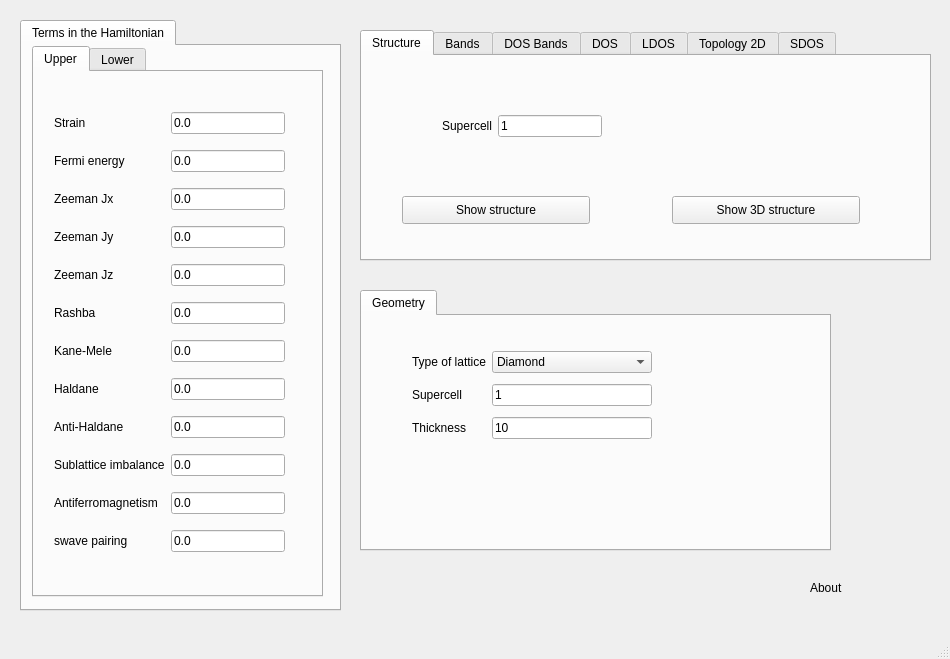
First picture: the form in development/interface-pyqt/hybridfilm/interface.ui, repository joselado/quantum-honeycomp, before the edit.
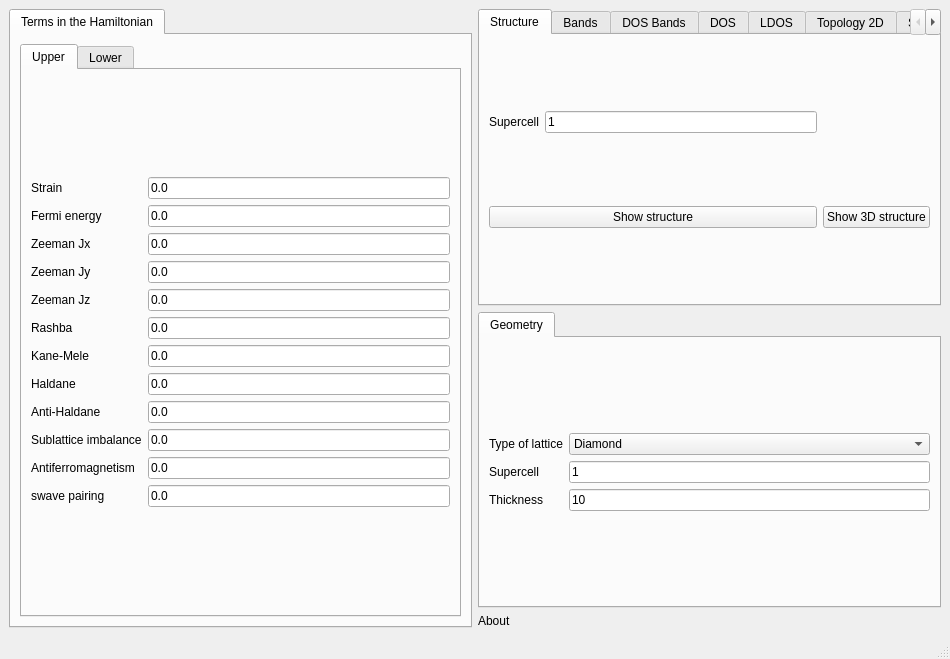
Second picture: the form after the edit.

What changed in the file:
```diff
--- a/development/interface-pyqt/hybridfilm/interface.ui
+++ b/development/interface-pyqt/hybridfilm/interface.ui
@@ -10,112 +10,19 @@
     <height>659</height>
    </rect>
   </property>
+  <property name="minimumSize">
+   <size>
+    <width>950</width>
+    <height>659</height>
+   </size>
+  </property>
   <property name="windowTitle">
    <string>2D heterostructure</string>
   </property>
   <widget class="QWidget" name="centralwidget">
-   <widget class="QTabWidget" name="tabWidget">
-    <property name="geometry">
-     <rect>
-      <x>360</x>
-      <y>290</y>
-      <width>471</width>
-      <height>261</height>
-     </rect>
-    </property>
-    <property name="currentIndex">
-     <number>0</number>
-    </property>
-    <property name="documentMode">
-     <bool>false</bool>
-    </property>
-    <property name="tabsClosable">
-     <bool>false</bool>
-    </property>
-    <property name="movable">
-     <bool>false</bool>
-    </property>
-    <widget class="QWidget" name="tab_2">
-     <attribute name="title">
-      <string>Geometry</string>
-     </attribute>
-     <widget class="QWidget" name="gridLayoutWidget_4">
-      <property name="geometry">
-       <rect>
-        <x>50</x>
-        <y>30</y>
-        <width>240</width>
-        <height>100</height>
-       </rect>
-      </property>
-      <layout class="QGridLayout" name="gridLayout_4">
-       <item row="1" column="1">
-        <widget class="QLineEdit" name="nsuper">
-         <property name="text">
-          <string>1</string>
-         </property>
-        </widget>
-       </item>
-       <item row="1" column="0">
-        <widget class="QLabel" name="label_6">
-         <property name="text">
-          <string>Supercell</string>
-         </property>
-        </widget>
-       </item>
-       <item row="0" column="0">
-        <widget class="QLabel" name="label_8">
-         <property name="text">
-          <string>Type of lattice</string>
-         </property>
-        </widget>
-       </item>
-       <item row="0" column="1">
-        <widget class="QComboBox" name="lattice">
-         <item>
-          <property name="text">
-           <string>Diamond</string>
-          </property>
-         </item>
-         <item>
-          <property name="text">
-           <string>Cubic</string>
-          </property>
-         </item>
-         <item>
-          <property name="text">
-           <string>Pyrochlore</string>
-          </property>
-         </item>
-        </widget>
-       </item>
-       <item row="2" column="1">
-        <widget class="QLineEdit" name="thickness">
-         <property name="text">
-          <string>10</string>
-         </property>
-        </widget>
-       </item>
-       <item row="2" column="0">
-        <widget class="QLabel" name="label_43">
-         <property name="text">
-          <string>Thickness</string>
-         </property>
-        </widget>
-       </item>
-      </layout>
-     </widget>
-    </widget>
-   </widget>
+   <layout class="QGridLayout" name="gridLayout_12">
+    <item row="0" column="0" rowspan="3">
    <widget class="QTabWidget" name="tabWidget_2">
-    <property name="geometry">
-     <rect>
-      <x>20</x>
-      <y>20</y>
-      <width>321</width>
-      <height>591</height>
-     </rect>
-    </property>
     <property name="currentIndex">
      <number>0</number>
     </property>
@@ -123,15 +30,9 @@
      <attribute name="title">
       <string>Terms in the Hamiltonian</string>
      </attribute>
+       <layout class="QGridLayout" name="gridLayout_15">
+        <item row="0" column="0">
      <widget class="QTabWidget" name="tabWidget_4">
-      <property name="geometry">
-       <rect>
-        <x>10</x>
-        <y>0</y>
-        <width>291</width>
-        <height>551</height>
-       </rect>
-      </property>
       <property name="currentIndex">
        <number>0</number>
       </property>
@@ -139,15 +40,8 @@
        <attribute name="title">
         <string>Upper</string>
        </attribute>
-       <widget class="QWidget" name="gridLayoutWidget">
-        <property name="geometry">
-         <rect>
-          <x>20</x>
-          <y>30</y>
-          <width>231</width>
-          <height>464</height>
-         </rect>
-        </property>
+           <layout class="QGridLayout" name="gridLayout_17">
+            <item row="0" column="0">
         <layout class="QGridLayout" name="gridLayout">
          <item row="1" column="1">
           <widget class="QLineEdit" name="fermi">
@@ -321,21 +215,15 @@
           </widget>
          </item>
         </layout>
-       </widget>
+            </item>
+           </layout>
       </widget>
       <widget class="QWidget" name="tab_11">
        <attribute name="title">
         <string>Lower</string>
        </attribute>
-       <widget class="QWidget" name="gridLayoutWidget_10">
-        <property name="geometry">
-         <rect>
-          <x>20</x>
-          <y>30</y>
-          <width>231</width>
-          <height>464</height>
-         </rect>
-        </property>
+           <layout class="QGridLayout" name="gridLayout_16">
+            <item row="0" column="0">
         <layout class="QGridLayout" name="gridLayout_10">
          <item row="8" column="0">
           <widget class="QLabel" name="label_40">
@@ -509,20 +397,17 @@
           </widget>
          </item>
         </layout>
-       </widget>
-      </widget>
-     </widget>
-    </widget>
-   </widget>
+            </item>
+           </layout>
+          </widget>
+         </widget>
+        </item>
+       </layout>
+      </widget>
+     </widget>
+    </item>
+    <item row="0" column="1">
    <widget class="QTabWidget" name="tabWidget_3">
-    <property name="geometry">
-     <rect>
-      <x>360</x>
-      <y>30</y>
-      <width>571</width>
-      <height>231</height>
-     </rect>
-    </property>
     <property name="currentIndex">
      <number>0</number>
     </property>
@@ -530,28 +415,8 @@
      <attribute name="title">
       <string>Structure</string>
      </attribute>
-     <widget class="QPushButton" name="show_structure">
-      <property name="geometry">
-       <rect>
-        <x>40</x>
-        <y>140</y>
-        <width>188</width>
-        <height>28</height>
-       </rect>
-      </property>
-      <property name="text">
-       <string>Show structure</string>
-      </property>
-     </widget>
-     <widget class="QWidget" name="gridLayoutWidget_3">
-      <property name="geometry">
-       <rect>
-        <x>80</x>
-        <y>30</y>
-        <width>160</width>
-        <height>80</height>
-       </rect>
-      </property>
+       <layout class="QGridLayout" name="gridLayout_13">
+        <item row="0" column="0">
       <layout class="QGridLayout" name="gridLayout_3">
        <item row="0" column="0">
         <widget class="QLabel" name="label_7">
@@ -568,47 +433,36 @@
         </widget>
        </item>
       </layout>
-     </widget>
+        </item>
+        <item row="1" column="0">
+         <widget class="QPushButton" name="show_structure">
+          <property name="text">
+           <string>Show structure</string>
+          </property>
+         </widget>
+        </item>
+        <item row="1" column="1">
      <widget class="QPushButton" name="show_structure_3d">
-      <property name="geometry">
-       <rect>
-        <x>310</x>
-        <y>140</y>
-        <width>188</width>
-        <height>28</height>
-       </rect>
-      </property>
       <property name="text">
        <string>Show 3D structure</string>
       </property>
      </widget>
+        </item>
+       </layout>
     </widget>
     <widget class="QWidget" name="tab_5">
      <attribute name="title">
       <string>Bands</string>
      </attribute>
+       <layout class="QGridLayout" name="gridLayout_18">
+        <item row="0" column="0">
      <widget class="QPushButton" name="show_bands">
-      <property name="geometry">
-       <rect>
-        <x>20</x>
-        <y>30</y>
-        <width>188</width>
-        <height>28</height>
-       </rect>
-      </property>
       <property name="text">
        <string>Band structure</string>
       </property>
      </widget>
-     <widget class="QWidget" name="gridLayoutWidget_2">
-      <property name="geometry">
-       <rect>
-        <x>30</x>
-        <y>70</y>
-        <width>271</width>
-        <height>64</height>
-       </rect>
-      </property>
+        </item>
+        <item row="1" column="0">
       <layout class="QGridLayout" name="gridLayout_2">
        <item row="0" column="0">
         <widget class="QLabel" name="label_15">
@@ -674,37 +528,15 @@
         </widget>
        </item>
       </layout>
-     </widget>
+        </item>
+       </layout>
     </widget>
     <widget class="QWidget" name="tab_9">
      <attribute name="title">
       <string>DOS Bands</string>
      </attribute>
-     <widget class="QPushButton" name="show_dosbands">
-      <property name="geometry">
-       <rect>
-        <x>260</x>
-        <y>150</y>
-        <width>171</width>
-        <height>28</height>
-       </rect>
-      </property>
-      <property name="toolTip">
-       <string>This is equivalent to band structure calculation, but it can be applied for very large systems</string>
-      </property>
-      <property name="text">
-       <string>Show DOS Bands</string>
-      </property>
-     </widget>
-     <widget class="QWidget" name="gridLayoutWidget_11">
-      <property name="geometry">
-       <rect>
-        <x>30</x>
-        <y>20</y>
-        <width>201</width>
-        <height>176</height>
-       </rect>
-      </property>
+       <layout class="QGridLayout" name="gridLayout_19">
+        <item row="0" column="0">
       <layout class="QGridLayout" name="gridLayout_11">
        <item row="0" column="1">
         <widget class="QLineEdit" name="delta_kbands">
@@ -777,34 +609,32 @@
         </widget>
        </item>
       </layout>
-     </widget>
+        </item>
+        <item row="0" column="1">
+         <widget class="QPushButton" name="show_dosbands">
+          <property name="toolTip">
+           <string>This is equivalent to band structure calculation, but it can be applied for very large systems</string>
+          </property>
+          <property name="text">
+           <string>Show DOS Bands</string>
+          </property>
+         </widget>
+        </item>
+       </layout>
     </widget>
     <widget class="QWidget" name="tab_6">
      <attribute name="title">
       <string>DOS</string>
      </attribute>
+       <layout class="QGridLayout" name="gridLayout_20">
+        <item row="0" column="0">
      <widget class="QPushButton" name="show_dos">
-      <property name="geometry">
-       <rect>
-        <x>50</x>
-        <y>40</y>
-        <width>188</width>
-        <height>28</height>
-       </rect>
-      </property>
       <property name="text">
        <string>Density of states</string>
       </property>
      </widget>
-     <widget class="QWidget" name="gridLayoutWidget_5">
-      <property name="geometry">
-       <rect>
-        <x>60</x>
-        <y>87</y>
-        <width>211</width>
-        <height>81</height>
-       </rect>
-      </property>
+        </item>
+        <item row="1" column="0">
       <layout class="QGridLayout" name="gridLayout_5">
        <item row="0" column="0">
         <widget class="QLabel" name="label_16">
@@ -821,21 +651,15 @@
         </widget>
        </item>
       </layout>
-     </widget>
+        </item>
+       </layout>
     </widget>
     <widget class="QWidget" name="tab_7">
      <attribute name="title">
       <string>LDOS</string>
      </attribute>
-     <widget class="QWidget" name="gridLayoutWidget_6">
-      <property name="geometry">
-       <rect>
-        <x>20</x>
-        <y>20</y>
-        <width>291</width>
-        <height>140</height>
-       </rect>
-      </property>
+       <layout class="QGridLayout" name="gridLayout_21">
+        <item row="0" column="0">
       <layout class="QGridLayout" name="gridLayout_6">
        <item row="2" column="1">
         <widget class="QLineEdit" name="nk_ldos">
@@ -894,34 +718,40 @@
         </widget>
        </item>
       </layout>
-     </widget>
+        </item>
+        <item row="0" column="1">
      <widget class="QPushButton" name="show_ldos">
-      <property name="geometry">
-       <rect>
-        <x>370</x>
-        <y>100</y>
-        <width>121</width>
-        <height>28</height>
-       </rect>
-      </property>
       <property name="text">
        <string>Show LDOS</string>
       </property>
      </widget>
+        </item>
+       </layout>
     </widget>
     <widget class="QWidget" name="tab_10">
      <attribute name="title">
       <string>Topology 2D</string>
      </attribute>
-     <widget class="QWidget" name="gridLayoutWidget_7">
-      <property name="geometry">
-       <rect>
-        <x>290</x>
-        <y>40</y>
-        <width>165</width>
-        <height>132</height>
-       </rect>
-      </property>
+       <layout class="QGridLayout" name="gridLayout_22">
+        <item row="0" column="0">
+         <layout class="QGridLayout" name="gridLayout_8">
+          <item row="0" column="1">
+           <widget class="QLineEdit" name="nk_topology">
+            <property name="text">
+             <string>200</string>
+            </property>
+           </widget>
+          </item>
+          <item row="0" column="0">
+           <widget class="QLabel" name="label_19">
+            <property name="text">
+             <string># kpoints</string>
+            </property>
+           </widget>
+          </item>
+         </layout>
+        </item>
+        <item row="0" column="1">
       <layout class="QGridLayout" name="gridLayout_7">
        <item row="3" column="0">
         <widget class="QPushButton" name="show_chern">
@@ -955,47 +785,15 @@
         </widget>
        </item>
       </layout>
-     </widget>
-     <widget class="QWidget" name="gridLayoutWidget_8">
-      <property name="geometry">
-       <rect>
-        <x>30</x>
-        <y>30</y>
-        <width>160</width>
-        <height>80</height>
-       </rect>
-      </property>
-      <layout class="QGridLayout" name="gridLayout_8">
-       <item row="0" column="1">
-        <widget class="QLineEdit" name="nk_topology">
-         <property name="text">
-          <string>200</string>
-         </property>
-        </widget>
-       </item>
-       <item row="0" column="0">
-        <widget class="QLabel" name="label_19">
-         <property name="text">
-          <string># kpoints</string>
-         </property>
-        </widget>
-       </item>
-      </layout>
-     </widget>
+        </item>
+       </layout>
     </widget>
     <widget class="QWidget" name="tab">
      <attribute name="title">
       <string>SDOS</string>
      </attribute>
-     <widget class="QWidget" name="gridLayoutWidget_9">
-      <property name="geometry">
-       <rect>
-        <x>40</x>
-        <y>40</y>
-        <width>201</width>
-        <height>80</height>
-       </rect>
-      </property>
+       <layout class="QGridLayout" name="gridLayout_23">
+        <item row="0" column="0">
       <layout class="QGridLayout" name="gridLayout_9">
        <item row="0" column="1">
         <widget class="QLineEdit" name="ewindow_kdos">
@@ -1026,31 +824,101 @@
         </widget>
        </item>
       </layout>
-     </widget>
+        </item>
+        <item row="1" column="0">
      <widget class="QPushButton" name="show_kdos">
-      <property name="geometry">
-       <rect>
-        <x>50</x>
-        <y>150</y>
-        <width>171</width>
-        <height>28</height>
-       </rect>
-      </property>
       <property name="text">
        <string>Show Surface DOS</string>
       </property>
      </widget>
-    </widget>
-   </widget>
+        </item>
+       </layout>
+      </widget>
+     </widget>
+    </item>
+    <item row="1" column="1">
+     <widget class="QTabWidget" name="tabWidget">
+      <property name="currentIndex">
+       <number>0</number>
+      </property>
+      <property name="documentMode">
+       <bool>false</bool>
+      </property>
+      <property name="tabsClosable">
+       <bool>false</bool>
+      </property>
+      <property name="movable">
+       <bool>false</bool>
+      </property>
+      <widget class="QWidget" name="tab_2">
+       <attribute name="title">
+        <string>Geometry</string>
+       </attribute>
+       <layout class="QGridLayout" name="gridLayout_14">
+        <item row="0" column="0">
+         <layout class="QGridLayout" name="gridLayout_4">
+          <item row="1" column="1">
+           <widget class="QLineEdit" name="nsuper">
+            <property name="text">
+             <string>1</string>
+            </property>
+           </widget>
+          </item>
+          <item row="1" column="0">
+           <widget class="QLabel" name="label_6">
+            <property name="text">
+             <string>Supercell</string>
+            </property>
+           </widget>
+          </item>
+          <item row="0" column="0">
+           <widget class="QLabel" name="label_8">
+            <property name="text">
+             <string>Type of lattice</string>
+            </property>
+           </widget>
+          </item>
+          <item row="0" column="1">
+           <widget class="QComboBox" name="lattice">
+            <item>
+             <property name="text">
+              <string>Diamond</string>
+             </property>
+            </item>
+            <item>
+             <property name="text">
+              <string>Cubic</string>
+             </property>
+            </item>
+            <item>
+             <property name="text">
+              <string>Pyrochlore</string>
+             </property>
+            </item>
+           </widget>
+          </item>
+          <item row="2" column="1">
+           <widget class="QLineEdit" name="thickness">
+            <property name="text">
+             <string>10</string>
+            </property>
+           </widget>
+          </item>
+          <item row="2" column="0">
+           <widget class="QLabel" name="label_43">
+            <property name="text">
+             <string>Thickness</string>
+            </property>
+           </widget>
+          </item>
+         </layout>
+        </item>
+       </layout>
+      </widget>
+     </widget>
+    </item>
+    <item row="2" column="1">
    <widget class="QLabel" name="label_46">
-    <property name="geometry">
-     <rect>
-      <x>810</x>
-      <y>578</y>
-      <width>51</width>
-      <height>20</height>
-     </rect>
-    </property>
     <property name="toolTip">
      <string>This module allows to compute heterostructures consisting of two different films. You have to specify the parameters of the two films</string>
     </property>
@@ -1058,6 +926,8 @@
      <string>About</string>
     </property>
    </widget>
+    </item>
+   </layout>
   </widget>
   <widget class="QMenuBar" name="menubar">
    <property name="geometry">
@@ -1065,7 +935,7 @@
      <x>0</x>
      <y>0</y>
      <width>950</width>
-     <height>24</height>
+     <height>25</height>
     </rect>
    </property>
   </widget>
```
Lines whose indentation alone changed are shown as unchanged.
